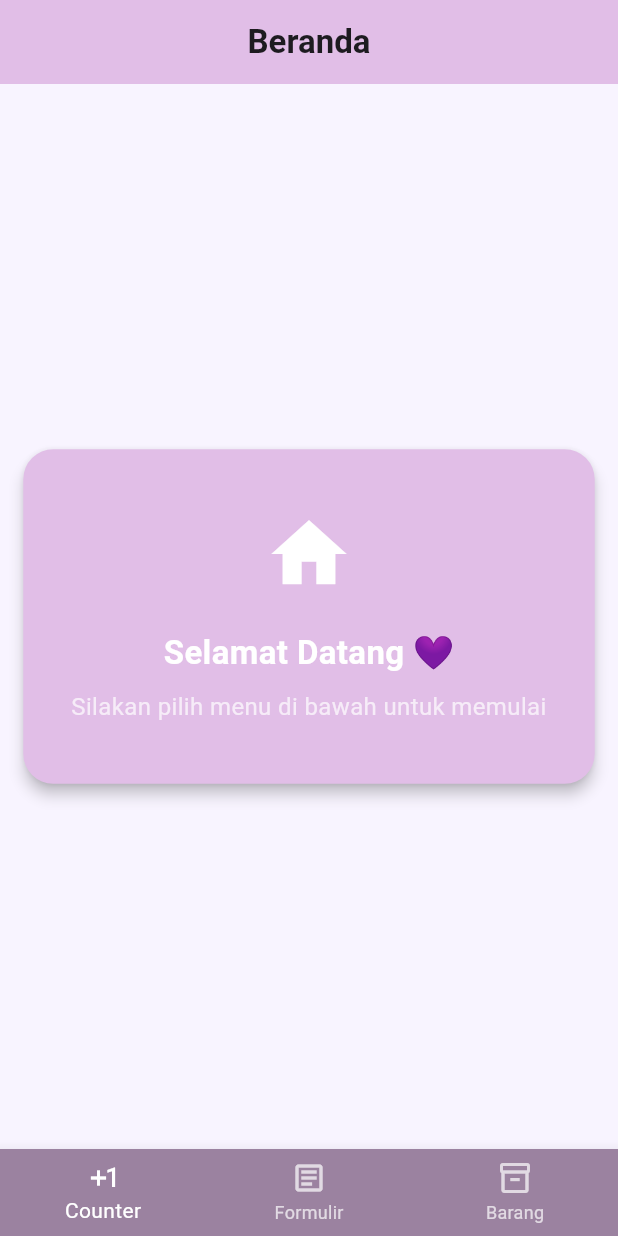
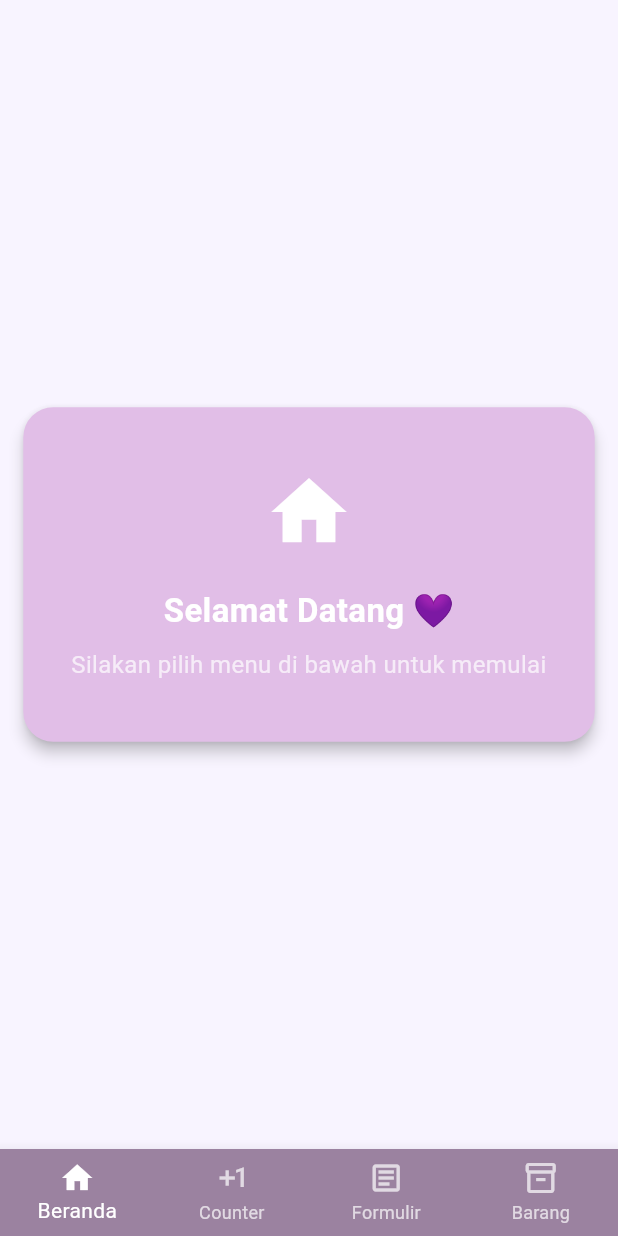
Before and after one commit to ntann29/belajar_getx, a Flutter app: the screen it shows after launch, on a phone screen of 412 x 824 dp. Run offline on Flutter 3.47's test engine with Material 3 defaults, Android fonts, the phone set to English and light mode, and no system bars; our stand-ins replace get.

Commit message:
tampilan home

```diff
--- a/lib/app/modules/home/views/home_view.dart
+++ b/lib/app/modules/home/views/home_view.dart
@@ -1,6 +1,12 @@
 import 'package:flutter/material.dart';
 import 'package:get/get.dart';
 import '../controllers/home_controller.dart';
+
+// bagian view
+import 'package:belajar_getx/app/modules/counter/views/counter_view.dart';
+import 'package:belajar_getx/app/modules/formulir/controllers/formulir_controller.dart';
+import 'package:belajar_getx/app/modules/formulir/views/formulir_view.dart';
+import 'package:belajar_getx/app/modules/barang/views/barang_view.dart';
 
 class HomeView extends StatefulWidget {
   const HomeView({Key? key}) : super(key: key);
@@ -11,58 +17,27 @@ class HomeView extends StatefulWidget {
 
 class _HomeViewState extends State<HomeView> {
   int _selectedIndex = 0;
-  bool _isHovered = false;
-
-  final List<Map<String, dynamic>> _menus = [
-    {
-      "title": "Counter",
-      "icon": Icons.exposure_plus_1,
-      "route": "/counter",
-    },
-    {
-      "title": "Formulir",
-      "icon": Icons.article_outlined,
-      "route": "/formulir",
-    },
-    {
-      "title": "Barang",
-      "icon": Icons.inventory_2_outlined,
-      "route": "/barang",
-    },
-  ];
 
   @override
-  Widget build(BuildContext context) {
-    return Scaffold(
-      backgroundColor: const Color(0xFFF8F4FF), // ungu soft background
-      appBar: AppBar(
-        backgroundColor: const Color(0xFFE1BEE7),
-        title: const Text(
-          "Beranda",
-          style: TextStyle(fontWeight: FontWeight.bold),
-        ),
-        centerTitle: true,
-      ),
-      body: Center(
-        child: MouseRegion(
-          onEnter: (_) => setState(() => _isHovered = true),
-          onExit: (_) => setState(() => _isHovered = false),
-          child: AnimatedContainer(
-            duration: const Duration(milliseconds: 400),
-            curve: Curves.easeOut,
-            transform: _isHovered
-                ? (Matrix4.identity()
-                  ..translate(0, -10, 0)) // terbang naik 10px
-                : Matrix4.identity(),
+  void initState() {
+    super.initState();
+    // pastikan controller Formulir di-init di sini
+    Get.put(FormulirController());
+  }
+
+  // daftar halaman dan judulnya
+  late final List<Map<String, dynamic>> _pages = [
+    {
+      'title': 'Beranda',
+      'page': Center(
         child: Card(
-              elevation: _isHovered ? 12 : 4,
+          elevation: 4,
           shape: RoundedRectangleBorder(
             borderRadius: BorderRadius.circular(20),
           ),
           color: const Color(0xFFE1BEE7),
           child: Padding(
-                padding:
-                    const EdgeInsets.symmetric(horizontal: 32, vertical: 40),
+            padding: const EdgeInsets.symmetric(horizontal: 32, vertical: 40),
             child: Column(
               mainAxisSize: MainAxisSize.min,
               children: const [
@@ -90,8 +65,17 @@ class _HomeViewState extends State<HomeView> {
           ),
         ),
       ),
-        ),
-      ),
+    },
+    {'title': 'Counter', 'page': CounterView()},
+    {'title': 'Formulir', 'page': FormulirView()}, // controller sudah di-init
+    {'title': 'Barang', 'page': BarangView()},
+  ];
+
+  @override
+  Widget build(BuildContext context) {
+    return Scaffold(
+      backgroundColor: const Color(0xFFF8F4FF),
+      body: _pages[_selectedIndex]['page'],
       bottomNavigationBar: BottomNavigationBar(
         currentIndex: _selectedIndex,
         backgroundColor: const Color.fromARGB(255, 155, 130, 160),
@@ -102,17 +86,25 @@ class _HomeViewState extends State<HomeView> {
           setState(() {
             _selectedIndex = index;
           });
-          // langsung navigasi ke route yang dipilih
-          Get.toNamed(_menus[index]['route']);
         },
-        items: _menus
-            .map(
-              (menu) => BottomNavigationBarItem(
-                icon: Icon(menu['icon']),
-                label: menu['title'],
+        items: const [
+          BottomNavigationBarItem(
+            icon: Icon(Icons.home),
+            label: "Beranda",
           ),
-            )
-            .toList(),
+          BottomNavigationBarItem(
+            icon: Icon(Icons.exposure_plus_1),
+            label: "Counter",
+          ),
+          BottomNavigationBarItem(
+            icon: Icon(Icons.article_outlined),
+            label: "Formulir",
+          ),
+          BottomNavigationBarItem(
+            icon: Icon(Icons.inventory_2_outlined),
+            label: "Barang",
+          ),
+        ],
       ),
     );
   }
--- a/lib/app/routes/app_routes.dart
+++ b/lib/app/routes/app_routes.dart
@@ -7,6 +7,7 @@ abstract class Routes {
   static const COUNTER = _Paths.COUNTER;
   static const FORMULIR = _Paths.FORMULIR;
   static const BARANG = _Paths.BARANG;
+  static const POST = _Paths.POST;
 }
 
 abstract class _Paths {
@@ -15,4 +16,5 @@ abstract class _Paths {
   static const COUNTER = '/counter';
   static const FORMULIR = '/formulir';
   static const BARANG = '/barang';
+  static const POST = '/post';
 }
```
Also changed, not shown: lib/app/data/models/post_model.dart (added, +24 -0 lines), lib/app/modules/post/bindings/post_binding.dart (added, +12 -0 lines), lib/app/modules/post/controllers/post_controller.dart (added, +23 -0 lines), lib/app/modules/post/views/post_view.dart (added, +24 -0 lines), lib/app/routes/app_pages.dart (+7 -0 lines), 1 other file. Lines whose indentation alone changed are shown as unchanged.
